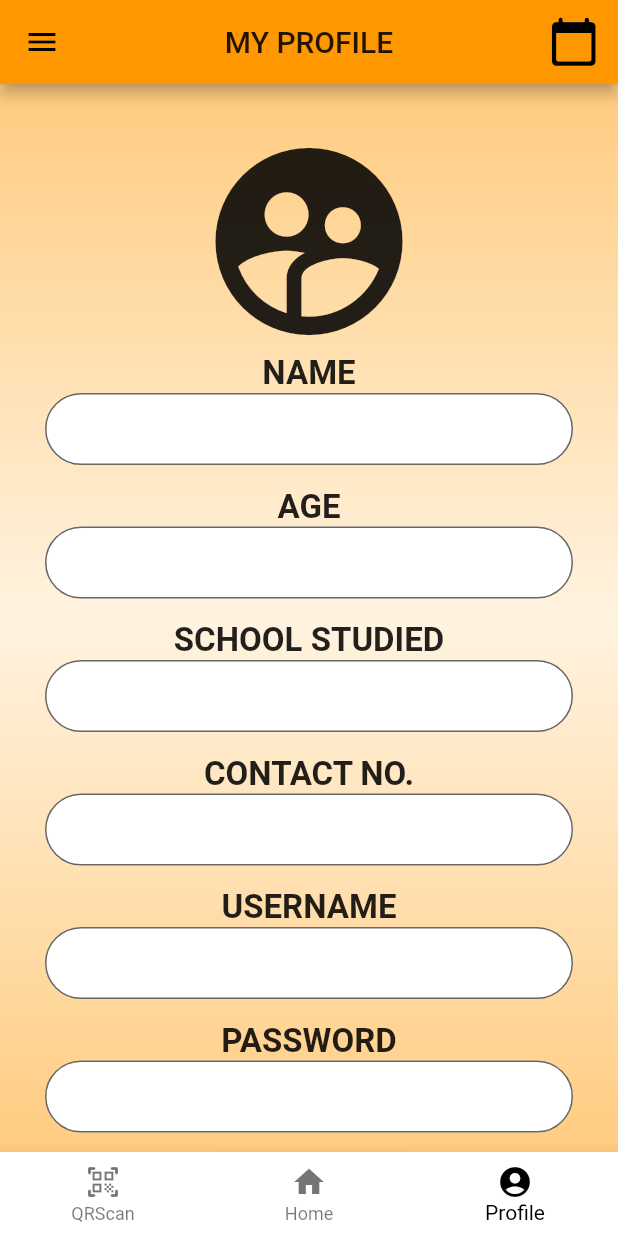
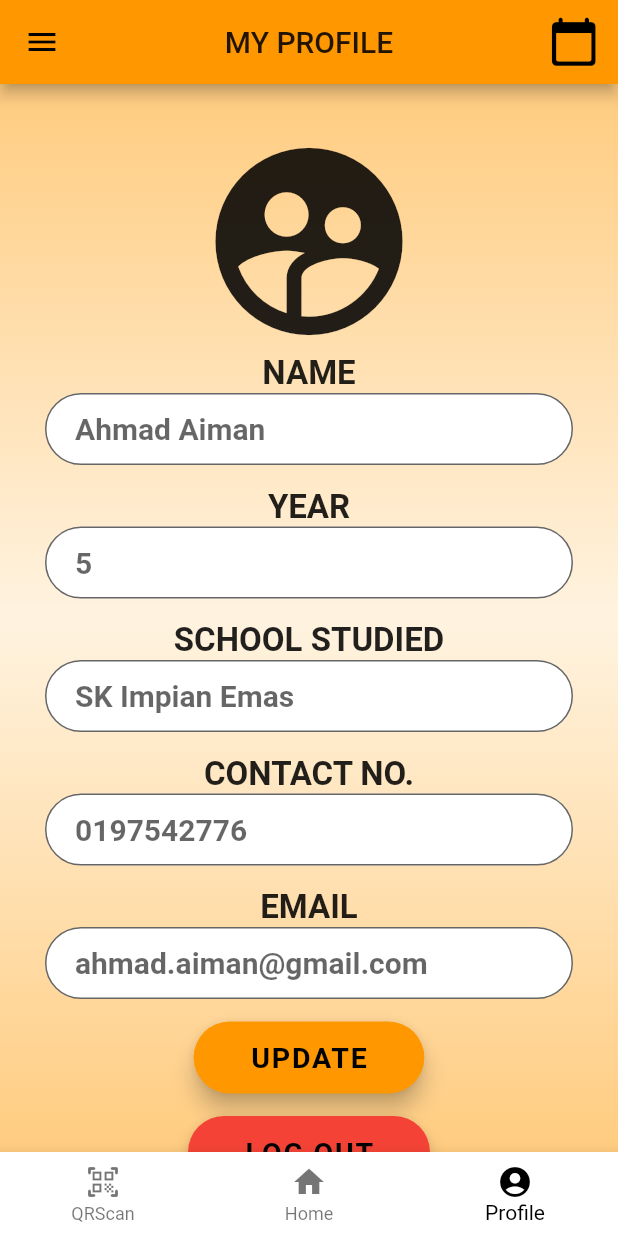
Before and after one commit to TomPY1234/Schoo-Lah_Frontend, a Flutter app: the StudentProfileScreen screen opened by its route, on a phone screen of 412 x 824 dp. Run offline on Flutter 3.47's test engine with Material 2 defaults, Android fonts, the light colour scheme and no system bars; our stand-ins replace get_it, percent_indicator, splashscreen; accounts and stored records are empty.

Commit message:
Update student and teacher function

```diff
--- a/lib/models/mock_users.dart
+++ b/lib/models/mock_users.dart
@@ -9,14 +9,19 @@ List<User> globalUserList = [
       password: 'ahmad123',
       name: 'Ahmad Aiman',
       type: 'student',
-      year: 5),
+      year: 5,
+      school: 'SK Impian Emas',
+      phone: '0197542776',
+      email: 'ahmad.aiman@gmail.com'),
   User(
       id: 2,
       username: 'nurain',
       password: 'ain123',
       name: 'Nur Ain',
       type: 'teacher',
-      year: 0),
+      year: 0,
+      phone: '0175875565',
+      email: 'ainn765@gmail.com'),
 ];
 
 class UserDataServiceMock implements UserDataService {
@@ -62,6 +67,37 @@ class UserDataServiceMock implements UserDataService {
     return currUser;
   }
 
+  Future updateDetails(
+      {String name,
+      int year,
+      String school,
+      String phone,
+      String email}) async {
+    if (name == null) {
+      name = currUser.name;
+    }
+    if (year == null) {
+      year = currUser.year;
+    }
+
+    if (school == null) {
+      school = currUser.school;
+    }
+
+    if (phone == null) {
+      phone = currUser.phone;
+    }
+
+    if (email == null) {
+      email = currUser.email;
+    }
+    currUser.name = name;
+    currUser.year = year;
+    currUser.school = school;
+    currUser.phone = phone;
+    currUser.email = email;
+  }
+
   Future<List<User>> getStudentList() async {
     List<User> students;
 
--- a/lib/services/user_data_service.dart
+++ b/lib/services/user_data_service.dart
@@ -13,6 +13,7 @@ abstract class UserDataService {
       String type,
       String phone});
   Future<User> getCurrentUser();
-
+  Future updateDetails(
+      {String name, int year, String school, String phone, String email});
   Future<List<User>> getStudentList();
 }
--- a/lib/studentScreens/studentprofile.dart
+++ b/lib/studentScreens/studentprofile.dart
@@ -1,5 +1,10 @@
 import 'package:flutter/material.dart';
 import 'package:provider/provider.dart';
+import 'package:schoolah_mobile_app/mainScreens/constants.dart';
+import 'package:schoolah_mobile_app/models/user.dart';
+import 'package:schoolah_mobile_app/services/user_data_service.dart';
+
+import '../dependencies.dart';
 
 class StudentProfileScreen extends StatefulWidget {
   @override
@@ -7,6 +12,7 @@ class StudentProfileScreen extends StatefulWidget {
 }
 
 class _StudentProfileState extends State<StudentProfileScreen> {
+  User user;
   int _selectedIndex = 2;
 
   void _onItemTapped(int index) {
@@ -31,6 +37,25 @@ class _StudentProfileState extends State<StudentProfileScreen> {
 
   @override
   Widget build(BuildContext context) {
+    final UserDataService userDataService = service();
+
+    return FutureBuilder<User>(
+        future: userDataService.getCurrentUser(),
+        builder: (context, snapshot) {
+          if (snapshot.hasData) {
+            user = snapshot.data;
+            return _buildMainScreen();
+          }
+          return _buildFetchingDataScreen();
+        });
+  }
+
+  Scaffold _buildMainScreen() {
+    String name;
+    String phone;
+    String email;
+    String school;
+    int year;
     final changeModeNotifier = Provider.of<ValueNotifier<bool>>(context);
 
     return Scaffold(
@@ -73,10 +98,12 @@ class _StudentProfileState extends State<StudentProfileScreen> {
                       style: TextStyle(
                           fontSize: 22.0, fontWeight: FontWeight.bold)),
                   TextField(
+                    onChanged: (value) => name = value,
                     obscureText: false,
                     style:
                         TextStyle(fontSize: 20.0, fontWeight: FontWeight.bold),
                     decoration: InputDecoration(
+                      hintText: user.name,
                       fillColor: Colors.white,
                       filled: true,
                       contentPadding:
@@ -86,14 +113,16 @@ class _StudentProfileState extends State<StudentProfileScreen> {
                     ),
                   ),
                   SizedBox(height: 15.0),
-                  Text('AGE',
+                  Text('YEAR',
                       style: TextStyle(
                           fontSize: 22.0, fontWeight: FontWeight.bold)),
                   TextField(
+                    onChanged: (value) => year = int.parse(value),
                     obscureText: false,
                     style:
                         TextStyle(fontSize: 20.0, fontWeight: FontWeight.bold),
                     decoration: InputDecoration(
+                      hintText: user.year.toString(),
                       fillColor: Colors.white,
                       filled: true,
                       contentPadding:
@@ -107,10 +136,12 @@ class _StudentProfileState extends State<StudentProfileScreen> {
                       style: TextStyle(
                           fontSize: 22.0, fontWeight: FontWeight.bold)),
                   TextField(
+                    onChanged: (value) => school = value,
                     obscureText: false,
                     style:
                         TextStyle(fontSize: 20.0, fontWeight: FontWeight.bold),
                     decoration: InputDecoration(
+                      hintText: user.school,
                       fillColor: Colors.white,
                       filled: true,
                       contentPadding:
@@ -124,10 +155,12 @@ class _StudentProfileState extends State<StudentProfileScreen> {
                       style: TextStyle(
                           fontSize: 22.0, fontWeight: FontWeight.bold)),
                   TextField(
+                    onChanged: (value) => phone = value,
                     obscureText: false,
                     style:
                         TextStyle(fontSize: 20.0, fontWeight: FontWeight.bold),
                     decoration: InputDecoration(
+                      hintText: user.phone,
                       fillColor: Colors.white,
                       filled: true,
                       contentPadding:
@@ -137,31 +170,16 @@ class _StudentProfileState extends State<StudentProfileScreen> {
                     ),
                   ),
                   SizedBox(height: 15.0),
-                  Text('USERNAME',
+                  Text('EMAIL',
                       style: TextStyle(
                           fontSize: 22.0, fontWeight: FontWeight.bold)),
                   TextField(
                     obscureText: false,
+                    onChanged: (value) => email = value,
                     style:
                         TextStyle(fontSize: 20.0, fontWeight: FontWeight.bold),
                     decoration: InputDecoration(
-                      fillColor: Colors.white,
-                      filled: true,
-                      contentPadding:
-                          EdgeInsets.fromLTRB(20.0, 10.0, 20.0, 10.0),
-                      border: OutlineInputBorder(
-                          borderRadius: BorderRadius.circular(32.0)),
-                    ),
-                  ),
-                  SizedBox(height: 15.0),
-                  Text('PASSWORD',
-                      style: TextStyle(
-                          fontSize: 22.0, fontWeight: FontWeight.bold)),
-                  TextField(
-                    obscureText: false,
-                    style:
-                        TextStyle(fontSize: 20.0, fontWeight: FontWeight.bold),
-                    decoration: InputDecoration(
+                      hintText: user.email,
                       fillColor: Colors.white,
                       filled: true,
                       contentPadding:
@@ -173,12 +191,20 @@ class _StudentProfileState extends State<StudentProfileScreen> {
                   SizedBox(height: 15.0),
                   FloatingActionButton.extended(
                     heroTag: null,
-                    onPressed: () {},
+                    onPressed: () {
+                      UserDataService userDataService = service();
+                      userDataService.updateDetails(
+                          name: name,
+                          year: year,
+                          school: school,
+                          email: email,
+                          phone: phone);
+                      Navigator.pushNamed(context, studHome);
+                    },
                     label: Text('   UPDATE   ',
                         style: TextStyle(
                             fontSize: 19.0, fontWeight: FontWeight.bold)),
                   ),
-
                   SizedBox(height: 15.0),
                   FloatingActionButton.extended(
                     heroTag: null,
@@ -237,4 +263,19 @@ class _StudentProfileState extends State<StudentProfileScreen> {
       ),
     );
   }
+
+  Scaffold _buildFetchingDataScreen() {
+    return Scaffold(
+      body: Center(
+        child: Column(
+          mainAxisAlignment: MainAxisAlignment.center,
+          children: <Widget>[
+            CircularProgressIndicator(),
+            SizedBox(height: 50),
+            Text('Fetching current user... Please wait'),
+          ],
+        ),
+      ),
+    );
+  }
 }
```
Also changed, not shown: lib/teacherScreens/teacherprofile.dart (+50 -36 lines).
